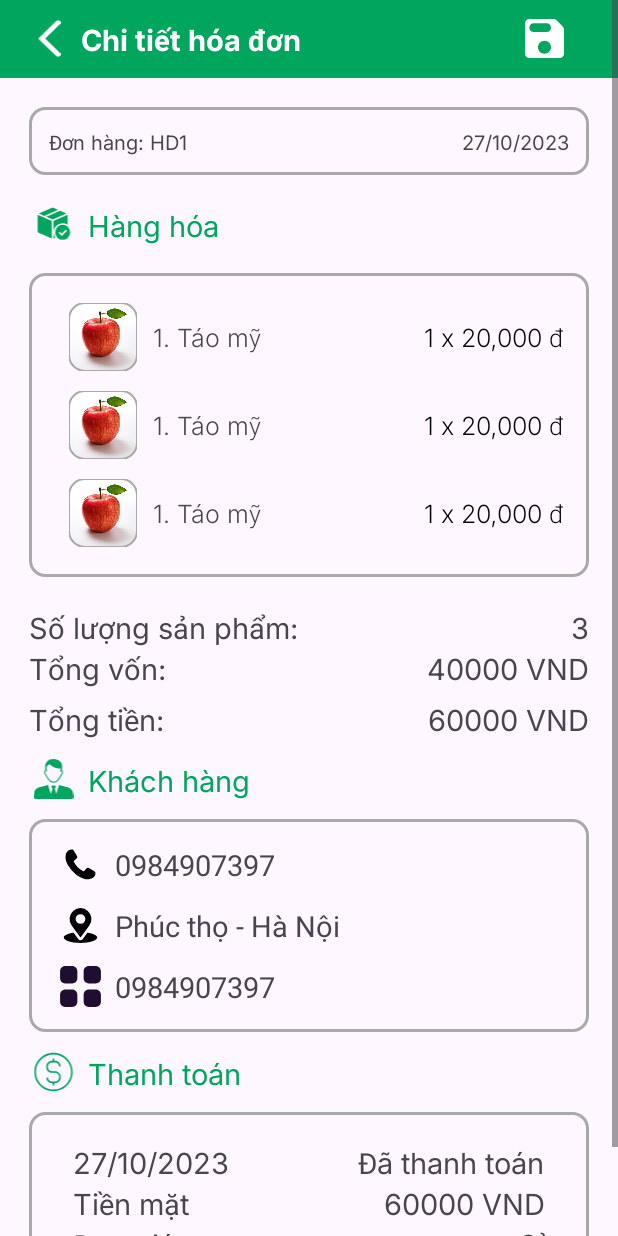
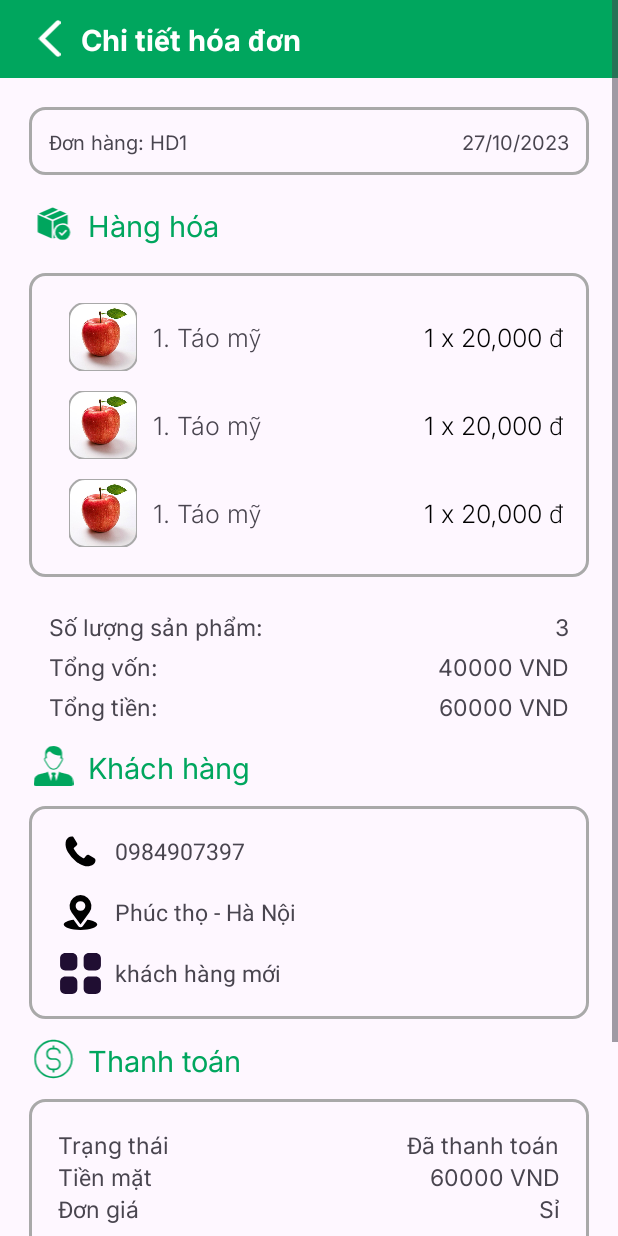
Before and after one commit to VanhMobile/du_an_1, an Android app: the layout fragment_detail_bill.xml on its own in the app's theme, with its tools: preview values and no code run, on a phone screen of 412 x 824 dp. Run offline under Robolectric (Android 15) with nearby library versions, the phone set to English and light mode, and no system bars.

Commit message:
vanh update

```diff
--- a/app/src/main/res/layout/fragment_detail_bill.xml
+++ b/app/src/main/res/layout/fragment_detail_bill.xml
@@ -24,6 +24,7 @@
                 android:paddingHorizontal="10dp">
 
                 <ImageView
+                    android:id="@+id/btnBack"
                     android:layout_width="@dimen/_20sdp"
                     android:layout_height="@dimen/_20sdp"
                     android:layout_gravity="center_vertical"
@@ -42,12 +43,6 @@
                     android:textColor="@color/white"
                     android:textSize="@dimen/_15ssp" />
 
-                <ImageView
-                    android:layout_width="@dimen/_20sdp"
-                    android:layout_height="@dimen/_20sdp"
-                    android:layout_gravity="center_vertical"
-                    android:layout_marginRight="@dimen/_20sdp"
-                    android:src="@drawable/icon_save" />
 
             </LinearLayout>
 
@@ -60,6 +55,7 @@
                 android:padding="@dimen/_10sdp">
 
                 <TextView
+                    android:id="@+id/BillId"
                     android:layout_width="wrap_content"
                     android:layout_height="wrap_content"
                     android:layout_weight="1"
@@ -68,6 +64,7 @@
                     android:textSize="@dimen/_10ssp" />
 
                 <TextView
+                    android:id="@+id/date"
                     android:layout_width="wrap_content"
                     android:layout_height="wrap_content"
                     android:fontFamily="@font/inter"
@@ -109,6 +106,7 @@
                 android:orientation="vertical">
 
                 <androidx.recyclerview.widget.RecyclerView
+                    android:id="@+id/recycBill"
                     android:layout_width="match_parent"
                     android:layout_height="match_parent"
                     android:layout_margin="@dimen/_10sdp"
@@ -117,7 +115,9 @@
 
 
             <LinearLayout
+                android:paddingHorizontal="@dimen/_10sdp"
                 android:layout_width="match_parent"
+                android:paddingVertical="@dimen/_2sdp"
                 android:layout_height="wrap_content"
                 android:orientation="horizontal">
 
@@ -128,20 +128,23 @@
                     android:fontFamily="@font/inter"
                     android:paddingLeft="@dimen/_15sdp"
                     android:text="Số lượng sản phẩm:"
-                    android:textSize="@dimen/_15sdp" />
+                    android:textSize="@dimen/_12sdp" />
 
                 <TextView
+                    android:id="@+id/quantity"
                     android:layout_width="wrap_content"
                     android:layout_height="wrap_content"
                     android:fontFamily="@font/inter"
                     android:paddingRight="@dimen/_15sdp"
                     android:text="3"
-                    android:textSize="@dimen/_15ssp" />
+                    android:textSize="@dimen/_12ssp" />
 
             </LinearLayout>
 
             <LinearLayout
+                android:paddingHorizontal="@dimen/_10sdp"
                 android:layout_width="match_parent"
+                android:paddingVertical="@dimen/_2sdp"
                 android:layout_height="wrap_content"
                 android:orientation="horizontal">
 
@@ -152,22 +155,24 @@
                     android:fontFamily="@font/inter"
                     android:paddingLeft="@dimen/_15sdp"
                     android:text="Tổng vốn:"
-                    android:textSize="@dimen/_15sdp" />
+                    android:textSize="@dimen/_12sdp" />
 
                 <TextView
+                    android:id="@+id/cost"
                     android:layout_width="wrap_content"
                     android:layout_height="wrap_content"
                     android:fontFamily="@font/inter"
                     android:paddingRight="@dimen/_15sdp"
                     android:text="40000 VND"
-                    android:textSize="@dimen/_15sdp" />
+                    android:textSize="@dimen/_12sdp" />
 
             </LinearLayout>
 
             <LinearLayout
+                android:paddingHorizontal="@dimen/_10sdp"
                 android:layout_width="match_parent"
                 android:layout_height="wrap_content"
-                android:layout_marginTop="@dimen/_5sdp"
+                android:paddingVertical="@dimen/_2sdp"
                 android:orientation="horizontal">
 
                 <TextView
@@ -177,15 +182,16 @@
                     android:fontFamily="@font/inter"
                     android:paddingLeft="@dimen/_15sdp"
                     android:text="Tổng tiền:"
-                    android:textSize="@dimen/_15sdp" />
+                    android:textSize="@dimen/_12sdp" />
 
                 <TextView
+                    android:id="@+id/total"
                     android:layout_width="wrap_content"
                     android:layout_height="wrap_content"
                     android:fontFamily="@font/inter"
                     android:paddingRight="@dimen/_15sdp"
                     android:text="60000 VND"
-                    android:textSize="@dimen/_15sdp" />
+                    android:textSize="@dimen/_12sdp" />
 
             </LinearLayout>
 
@@ -239,10 +245,11 @@
                         android:src="@drawable/icon_phone" />
 
                     <TextView
+                        android:id="@+id/numberPhoneCustomer"
                         android:layout_width="wrap_content"
                         android:layout_height="wrap_content"
                         android:text="0984907397"
-                        android:textSize="@dimen/_15ssp" />
+                        android:textSize="@dimen/_12ssp"/>
                 </LinearLayout>
 
                 <LinearLayout
@@ -260,10 +267,11 @@
                         android:src="@drawable/icon_address" />
 
                     <TextView
+                        android:id="@+id/addressCustomer"
                         android:layout_width="wrap_content"
                         android:layout_height="wrap_content"
                         android:text="Phúc thọ - Hà Nội"
-                        android:textSize="@dimen/_15ssp" />
+                        android:textSize="@dimen/_12ssp" />
                 </LinearLayout>
 
                 <LinearLayout
@@ -282,10 +290,11 @@
                         android:src="@drawable/icon_category" />
 
                     <TextView
+                        android:id="@+id/CustomerType"
                         android:layout_width="wrap_content"
                         android:layout_height="wrap_content"
-                        android:text="0984907397"
-                        android:textSize="@dimen/_15ssp" />
+                        android:text="khách hàng mới"
+                        android:textSize="@dimen/_12ssp" />
                 </LinearLayout>
 
             </LinearLayout>
@@ -320,7 +329,6 @@
                 android:layout_height="wrap_content"
                 android:layout_gravity="center_horizontal"
                 android:layout_marginHorizontal="@dimen/_15sdp"
-                android:layout_marginBottom="@dimen/_20sdp"
                 android:background="@drawable/radius_item_layout"
                 android:orientation="vertical"
                 android:padding="@dimen/_15ssp">
@@ -335,17 +343,38 @@
                         android:layout_height="wrap_content"
                         android:layout_weight="1"
                         android:fontFamily="@font/inter"
-                        android:paddingLeft="10dp"
-                        android:text="27/10/2023"
-                        android:textSize="@dimen/_15ssp" />
+                        android:text="Trạng thái"
+                        android:textSize="@dimen/_12ssp" />
 
                     <TextView
                         android:layout_width="wrap_content"
                         android:layout_height="wrap_content"
                         android:fontFamily="@font/inter"
-                        android:paddingRight="10dp"
                         android:text="Đã thanh toán"
-                        android:textSize="@dimen/_15ssp" />
+                        android:textSize="@dimen/_12ssp" />
+                </LinearLayout>
+
+                <LinearLayout
+                    android:layout_width="match_parent"
+                    android:layout_height="wrap_content"
+                    android:orientation="horizontal">
+
+                    <TextView
+                        android:id="@+id/payMethod"
+                        android:layout_width="wrap_content"
+                        android:layout_height="wrap_content"
+                        android:layout_weight="1"
+                        android:fontFamily="@font/inter"
+                        android:text="Tiền mặt"
+                        android:textSize="@dimen/_12ssp" />
+
+                    <TextView
+                        android:id="@+id/sumPrice"
+                        android:layout_width="wrap_content"
+                        android:layout_height="wrap_content"
+                        android:fontFamily="@font/inter"
+                        android:text="60000 VND"
+                        android:textSize="@dimen/_12ssp" />
                 </LinearLayout>
 
                 <LinearLayout
@@ -358,47 +387,62 @@
                         android:layout_height="wrap_content"
                         android:layout_weight="1"
                         android:fontFamily="@font/inter"
-                        android:paddingLeft="10dp"
-                        android:text="Tiền mặt"
-                        android:textSize="@dimen/_15ssp" />
+                        android:text="Đơn giá"
+                        android:textSize="@dimen/_12ssp" />
 
                     <TextView
+                        android:id="@+id/typeBill"
                         android:layout_width="wrap_content"
                         android:layout_height="wrap_content"
                         android:fontFamily="@font/inter"
-                        android:paddingRight="10dp"
-                        android:text="60000 VND"
-                        android:textSize="@dimen/_15ssp" />
+                        android:text="Sỉ"
+                        android:textSize="@dimen/_12ssp" />
                 </LinearLayout>
+            </LinearLayout>
 
-                <LinearLayout
+            <LinearLayout
+                android:layout_width="match_parent"
+                android:layout_height="wrap_content"
+                android:layout_gravity="center_vertical"
+                android:layout_marginVertical="@dimen/_10sdp"
+                android:layout_marginStart="@dimen/_15sdp"
+                android:orientation="horizontal">
+
+                <ImageView
+                    android:layout_width="@dimen/_25sdp"
+                    android:layout_height="match_parent"
+                    android:layout_marginEnd="@dimen/_5sdp"
+                    android:src="@drawable/icon_customer_green" />
+
+                <TextView
+                    android:layout_width="wrap_content"
+                    android:layout_height="wrap_content"
+                    android:fontFamily="@font/inter"
+                    android:gravity="center_vertical"
+                    android:text="Người tạo đơn"
+                    android:textColor="@color/line"
+                    android:textSize="@dimen/_15ssp" />
+            </LinearLayout>
+
+            <LinearLayout
+                android:layout_width="match_parent"
+                android:layout_height="wrap_content"
+                android:layout_gravity="center_horizontal"
+                android:layout_marginHorizontal="@dimen/_15sdp"
+                android:background="@drawable/radius_item_layout"
+                android:orientation="vertical"
+                android:layout_marginBottom="@dimen/_20sdp"
+                android:padding="@dimen/_15ssp">
+
+                <TextView
+                    android:id="@+id/IdAccount"
                     android:layout_width="match_parent"
                     android:layout_height="wrap_content"
-                    android:orientation="horizontal">
-
-                    <TextView
-                        android:layout_width="wrap_content"
-                        android:layout_height="wrap_content"
-                        android:layout_weight="1"
-                        android:fontFamily="@font/inter"
-                        android:paddingLeft="10dp"
-                        android:text="Đơn giá"
-                        android:textSize="@dimen/_15ssp" />
-
-                    <TextView
-                        android:layout_width="wrap_content"
-                        android:layout_height="wrap_content"
-                        android:fontFamily="@font/inter"
-                        android:paddingRight="10dp"
-                        android:text="Sỉ"
-                        android:textSize="@dimen/_15ssp" />
-                </LinearLayout>
-
+                    android:fontFamily="@font/inter"
+                    android:textSize="@dimen/_13ssp"
+                    android:text="Người tạo hóa đơn"/>
             </LinearLayout>
 
-
         </LinearLayout>
-
     </ScrollView>
-
 </LinearLayout>
--- a/app/src/main/res/layout/item_product_bill_detail.xml
+++ b/app/src/main/res/layout/item_product_bill_detail.xml
@@ -21,8 +21,11 @@
         android:layout_width="wrap_content"
         android:layout_height="wrap_content"
         android:layout_centerVertical="true"
+        android:layout_marginStart="@dimen/_8sdp"
+        android:maxWidth="@dimen/_80sdp"
+        android:maxLines="1"
+        android:ellipsize="end"
         android:layout_toEndOf="@+id/imgProduct"
-        android:layout_marginStart="@dimen/_8sdp"
         android:fontFamily="@font/inter_light"
         android:text="1. Táo mỹ"
         android:textSize="@dimen/_13ssp" />
@@ -34,6 +37,7 @@
         android:layout_alignParentEnd="true"
         android:layout_marginEnd="@dimen/_3sdp"
         android:ellipsize="end"
+        android:maxWidth="@dimen/_80sdp"
         android:layout_centerVertical="true"
         android:fontFamily="@font/inter_light"
         android:maxLines="1"
```
Also changed, not shown: app/src/main/java/com/example/du_an_1/adapter/DetailBillAdapter.java (added, +68 -0 lines), app/src/main/java/com/example/du_an_1/controller/fragment/DetailBillFragment.java (+49 -2 lines), app/src/main/java/com/example/du_an_1/controller/fragment/Fragment_list_bill.java (+8 -2 lines), app/src/main/res/layout/activity_retail_product.xml (+0 -7 lines).
